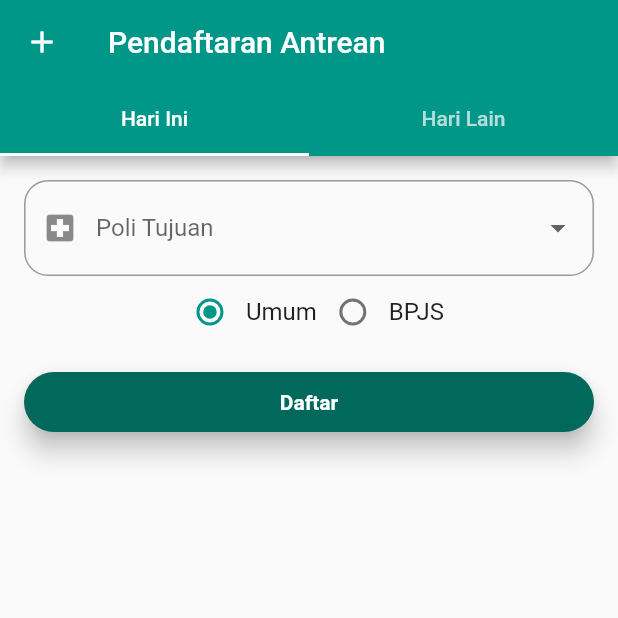
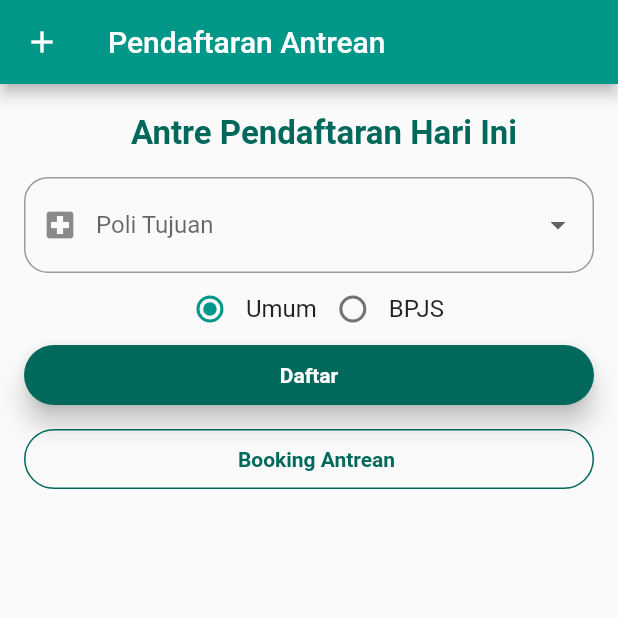
Before and after one commit to KoTA107-18/Mobile-Antrean-Babatan, a Flutter app: the Antre screen opened directly, on a phone screen of 412 x 824 dp, the top half of it. Run offline on Flutter 3.47's test engine with Material 2 defaults, Android fonts, the phone set to English and light mode, and no system bars; our stand-ins replace fluttertoast, shared_preferences; missing offline and left inert: flutter_ticket_widget, flutter_verification_code; accounts and stored records are empty.

Commit message:
Update Halaman Antre

```diff
--- a/lib/screen/antreScreen.dart
+++ b/lib/screen/antreScreen.dart
@@ -1,71 +1,31 @@
 import 'package:flutter/material.dart';
 import 'package:mobile_antrean_babatan/utils/color.dart';
+import 'package:mobile_antrean_babatan/utils/textFieldModified.dart';
 
 class Antre extends StatefulWidget {
   @override
   _AntreState createState() => _AntreState();
 }
 
-class _AntreState extends State<Antre> with SingleTickerProviderStateMixin {
-  TabController controller;
-
-  @override
-  void initState() {
-    super.initState();
-    controller = TabController(vsync: this, length: 2);
-  }
-
-  @override
-  void dispose() {
-    controller.dispose();
-    super.dispose();
-  }
-
-  @override
-  Widget build(BuildContext context) {
-    return Scaffold(
-      appBar: AppBar(
-        leading: Icon(Icons.add),
-        title: Text("Pendaftaran Antrean"),
-        bottom: TabBar(
-          controller: controller,
-          tabs: <Widget>[
-            Tab(
-              text: 'Hari Ini',
-            ),
-            Tab(
-              text: 'Hari Lain',
-            ),
-          ],
-        ),
-      ),
-      body: TabBarView(
-        controller: controller,
-        children: <Widget>[
-          HariIni(controller),
-          HariLain(),
-        ],
-      ),
-    );
-  }
-}
-
-// ignore: must_be_immutable
-class HariIni extends StatefulWidget {
-  TabController controller;
-  HariIni(this.controller);
-  @override
-  _HariIniState createState() => _HariIniState();
-}
-
-class _HariIniState extends State<HariIni> {
+class _AntreState extends State<Antre> {
+  bool isBooking = false;
   int _radioValue = 0;
+  DateTime selectedDate = DateTime.now();
+  TextEditingController _tglBooking = TextEditingController();
   final List poli = [
     "Poliklinik Gigi",
     "Poliklinik Anak",
     "Poliklinik THT",
     "Poliklinik Lansia",
     "Poliklinik Umum"
+  ];
+
+  final List jam = [
+    "09.00 - 10.00 WIB",
+    "10.00 - 11.00 WIB",
+    "11.00 - 12.00 WIB",
+    "12.00 - 13.00 WIB",
+    "13.00 - 14.00 WIB"
   ];
 
   void _handleRadioValueChange(int value) {
@@ -81,11 +41,44 @@ class _HariIniState extends State<HariIni> {
     });
   }
 
+  Future<void> _selectDate(BuildContext context) async {
+    final DateTime picked = await showDatePicker(
+        context: context,
+        initialDate: selectedDate,
+        firstDate: DateTime.now(),
+        lastDate: new DateTime(
+            DateTime.now().year, DateTime.now().month, DateTime.now().day + 7));
+    if (picked != null && picked != selectedDate)
+      setState(() {
+        selectedDate = picked;
+      });
+  }
+
   @override
   Widget build(BuildContext context) {
     return Scaffold(
+      appBar: AppBar(
+        leading: Icon(Icons.add),
+        title: Text("Pendaftaran Antrean"),
+      ),
       body: ListView(
         children: [
+          Center(
+            child: Container(
+              padding: EdgeInsets.only(left: 20.0, top: 20.0),
+              child: (isBooking)
+                  ? Text('Booking Antrean',
+                      style: TextStyle(
+                          fontSize: 22.0,
+                          fontWeight: FontWeight.bold,
+                          color: ColorTheme.greenDark))
+                  : Text('Antre Pendaftaran Hari Ini',
+                      style: TextStyle(
+                          fontSize: 22.0,
+                          fontWeight: FontWeight.bold,
+                          color: ColorTheme.greenDark)),
+            ),
+          ),
           Container(
             padding: EdgeInsets.fromLTRB(16.0, 16.0, 16.0, 0.0),
             child: DropdownButtonFormField(
@@ -131,8 +124,57 @@ class _HariIniState extends State<HariIni> {
               ),
             ],
           ),
+          (isBooking)
+              ? Container(
+                  padding: EdgeInsets.fromLTRB(16.0, 0, 16.0, 16.0),
+                  child: Row(
+                    children: [
+                      Flexible(
+                        child: textFieldModified(
+                            isEnabled: false,
+                            label: 'Tanggal Lahir',
+                            icon: Icon(Icons.date_range),
+                            controller: null),
+                      ),
+                      SizedBox(width: 16.0),
+                      ElevatedButton(
+                          onPressed: () {
+                            _selectDate(context).then((value) {
+                              setState(() {
+                                _tglBooking.text =
+                                    "${selectedDate.year.toString()}-${selectedDate.month.toString().padLeft(2, '0')}-${selectedDate.day.toString().padLeft(2, '0')}";
+                              });
+                            });
+                          },
+                          child: Icon(Icons.date_range))
+                    ],
+                  ),
+                )
+              : SizedBox.shrink(),
+          (isBooking)
+              ? Container(
+                  padding: EdgeInsets.fromLTRB(16.0, 0.0, 16.0, 16.0),
+                  child: DropdownButtonFormField(
+                    decoration: InputDecoration(
+                        labelText: "Pilih Jam Booking",
+                        prefixIcon: Icon(Icons.local_hospital),
+                        border: OutlineInputBorder(
+                            borderRadius: BorderRadius.circular(16.0))),
+                    //value: atasan,
+                    items: jam.map((value) {
+                      return DropdownMenuItem(
+                        child: Text(value),
+                        value: value,
+                      );
+                    }).toList(),
+                    onChanged: (value) {
+                      //kata.atasan = value;
+                    },
+                  ),
+                )
+              : SizedBox.shrink(),
           Padding(
-            padding: const EdgeInsets.only(left: 16.0, right: 16.0, top: 16.0),
+            padding: const EdgeInsets.only(left: 16.0, right: 16.0),
             child: InkWell(
               onTap: () {},
               child: Container(
@@ -151,144 +193,41 @@ class _HariIniState extends State<HariIni> {
                 ),
               ),
             ),
-          )
-        ],
-      ),
-    );
-  }
-}
-
-class HariLain extends StatefulWidget {
-  @override
-  _HariLainState createState() => _HariLainState();
-}
-
-class _HariLainState extends State<HariLain> {
-  int _radioValue = 0;
-  final List poli = [
-    "Poliklinik Gigi",
-    "Poliklinik Anak",
-    "Poliklinik THT",
-    "Poliklinik Lansia",
-    "Poliklinik Umum"
-  ];
-  final List jam = [
-    "09.00 - 10.00 WIB",
-    "10.00 - 11.00 WIB",
-    "11.00 - 12.00 WIB",
-    "12.00 - 13.00 WIB",
-    "13.00 - 14.00 WIB"
-  ];
-
-  void _handleRadioValueChange(int value) {
-    setState(() {
-      _radioValue = value;
-
-      switch (_radioValue) {
-        case 0:
-          break;
-        case 1:
-          break;
-      }
-    });
-  }
-
-  @override
-  Widget build(BuildContext context) {
-    return Scaffold(
-      body: ListView(
-        children: [
-          Container(
-            padding: EdgeInsets.fromLTRB(16.0, 16.0, 16.0, 0.0),
-            child: DropdownButtonFormField(
-              decoration: InputDecoration(
-                  labelText: "Poli Tujuan",
-                  prefixIcon: Icon(Icons.local_hospital),
-                  border: OutlineInputBorder(
-                      borderRadius: BorderRadius.circular(16.0))),
-              //value: atasan,
-              items: poli.map((value) {
-                return DropdownMenuItem(
-                  child: Text(value),
-                  value: value,
-                );
-              }).toList(),
-              onChanged: (value) {
-                //kata.atasan = value;
-              },
-            ),
-          ),
-          new Row(
-            mainAxisAlignment: MainAxisAlignment.center,
-            children: [
-              new Radio(
-                value: 0,
-                groupValue: _radioValue,
-                onChanged: _handleRadioValueChange,
-              ),
-              new Text(
-                'Umum',
-                style: new TextStyle(fontSize: 16.0),
-              ),
-              new Radio(
-                value: 1,
-                groupValue: _radioValue,
-                onChanged: _handleRadioValueChange,
-              ),
-              new Text(
-                'BPJS',
-                style: new TextStyle(
-                  fontSize: 16.0,
-                ),
-              ),
-            ],
-          ),
-          Container(
-            padding: EdgeInsets.fromLTRB(16.0, 0, 16.0, 16.0),
-            child: TextField(
-                controller: null,
-                decoration: InputDecoration(
-                    labelText: "Tanggal Booking",
-                    prefixIcon: Icon(Icons.question_answer),
-                    border: OutlineInputBorder(
-                        borderRadius: BorderRadius.circular(16.0)))),
-          ),
-          Container(
-            padding: EdgeInsets.fromLTRB(16.0, 0.0, 16.0, 16.0),
-            child: DropdownButtonFormField(
-              decoration: InputDecoration(
-                  labelText: "Pilih Jam Booking",
-                  prefixIcon: Icon(Icons.local_hospital),
-                  border: OutlineInputBorder(
-                      borderRadius: BorderRadius.circular(16.0))),
-              //value: atasan,
-              items: jam.map((value) {
-                return DropdownMenuItem(
-                  child: Text(value),
-                  value: value,
-                );
-              }).toList(),
-              onChanged: (value) {
-                //kata.atasan = value;
-              },
-            ),
           ),
           Padding(
             padding: const EdgeInsets.only(left: 16.0, right: 16.0, top: 16.0),
             child: InkWell(
-              onTap: () {},
+              onTap: () {
+                setState(() {
+                  isBooking = !isBooking;
+                });
+              },
               child: Container(
                 height: 40.0,
-                child: Material(
-                  borderRadius: BorderRadius.circular(20.0),
-                  color: ColorTheme.greenDark,
-                  elevation: 7.0,
-                  child: Center(
-                    child: Text(
-                      'Daftar',
-                      style: TextStyle(
-                          color: Colors.white, fontWeight: FontWeight.bold),
-                    ),
+                color: Colors.transparent,
+                child: Container(
+                  decoration: BoxDecoration(
+                      border: Border.all(
+                          color: ColorTheme.greenDark,
+                          style: BorderStyle.solid,
+                          width: 1.0),
+                      color: Colors.transparent,
+                      borderRadius: BorderRadius.circular(20.0)),
+                  child: Row(
+                    mainAxisAlignment: MainAxisAlignment.center,
+                    children: <Widget>[
+                      SizedBox(width: 10.0),
+                      Center(
+                          child: (isBooking)
+                              ? Text('Daftar Antrean Hari Ini',
+                                  style: TextStyle(
+                                      fontWeight: FontWeight.bold,
+                                      color: ColorTheme.greenDark))
+                              : Text('Booking Antrean',
+                                  style: TextStyle(
+                                      fontWeight: FontWeight.bold,
+                                      color: ColorTheme.greenDark)))
+                    ],
                   ),
                 ),
               ),
```
Also changed, not shown: lib/screen/dashboardScreen.dart (+9 -25 lines).
